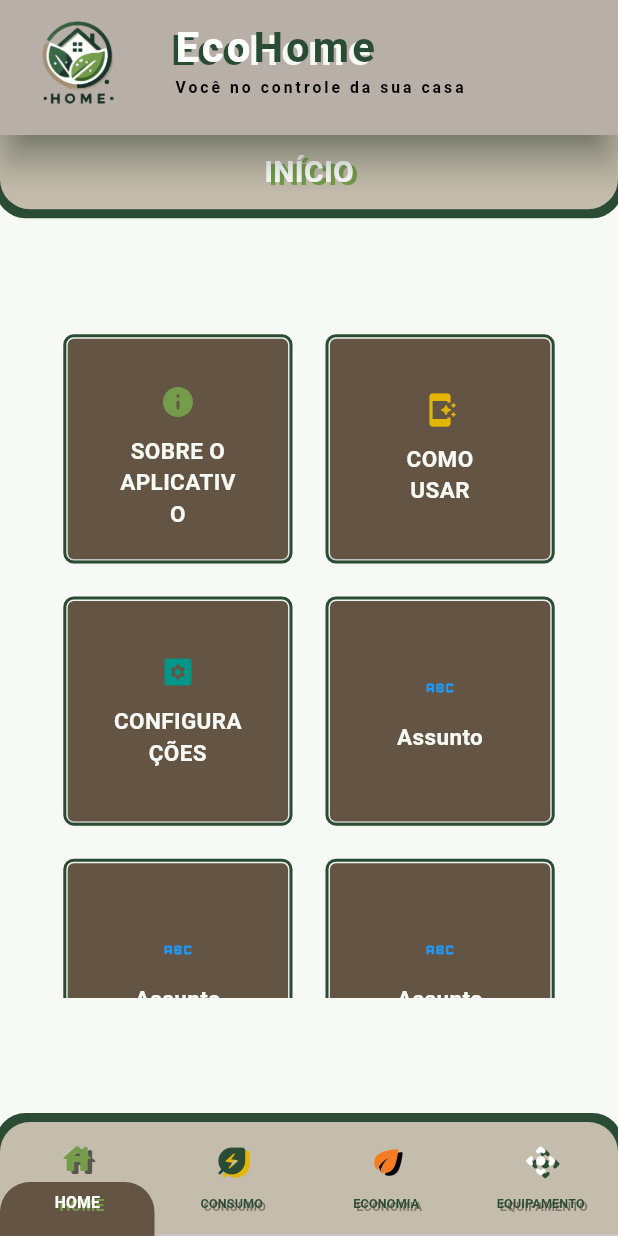
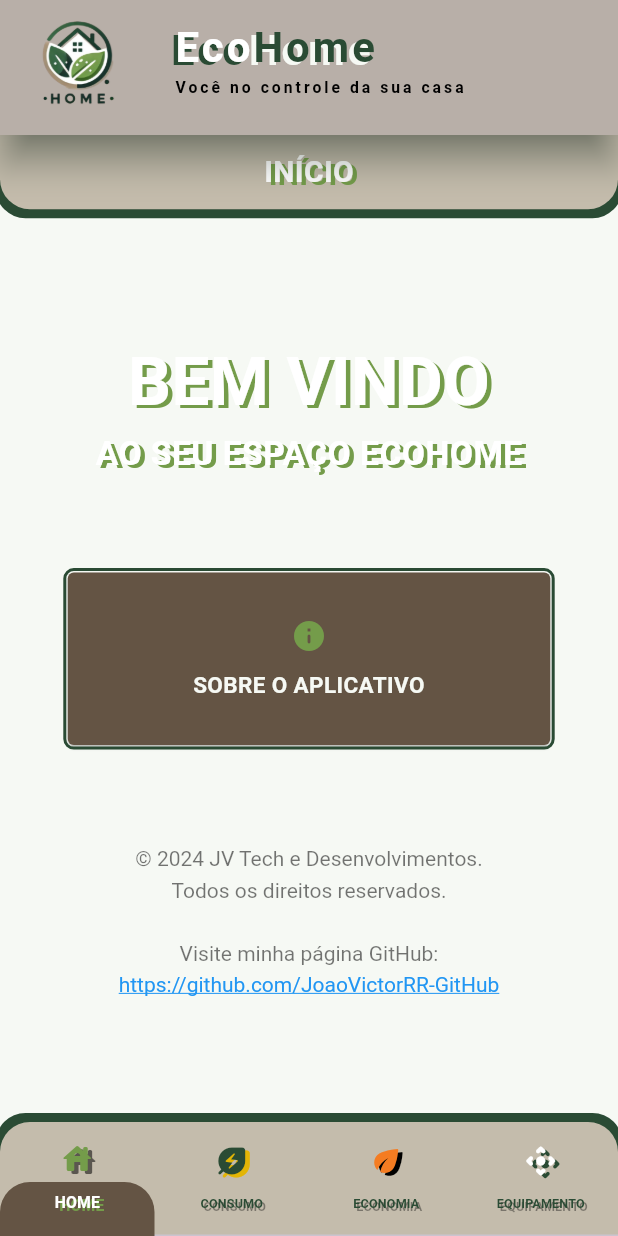
Before and after one commit to JoaoVictorRR-GitHub/EcoHome, a Flutter app: the screen it shows after launch, on a phone screen of 412 x 824 dp. Run offline on Flutter 3.47's test engine with Material 3 defaults, Android fonts, the phone set to English and light mode, and no system bars; our stand-ins replace fl_chart.

Commit message:
Refactor: Reformulação da área da página inicial.

```diff
--- a/lib/pagina_home.dart
+++ b/lib/pagina_home.dart
@@ -1,7 +1,7 @@
 import 'package:flutter/material.dart';
 
+import 'package:eco_home/main.dart';
 import 'Globais/fontes_estilos.dart';
-import 'package:eco_home/main.dart';
 
 
 
@@ -15,14 +15,14 @@ class Topicos {
 }
 
 /// ###### Lista de assuntos da pagina home.
-List<Topicos> listaAssuntos = [
-  Topicos(const MyHomePage(), 'SOBRE O APLICATIVO', const Icon(Icons.info_rounded, color: verdeThemeII)),
-  Topicos(const MyHomePage(), 'COMO USAR',          const Icon(Icons.app_shortcut_rounded, color: amareloTheme)),
-  Topicos(const MyHomePage(), 'CONFIGURAÇÕES',      const Icon(Icons.settings_applications_rounded, color: Colors.teal)),
-  Topicos(const MyHomePage(), 'Assunto', const Icon(Icons.abc_rounded, color: Colors.blue)),
-  Topicos(const MyHomePage(), 'Assunto', const Icon(Icons.abc_rounded, color: Colors.blue)),
-  Topicos(const MyHomePage(), 'Assunto', const Icon(Icons.abc_rounded, color: Colors.blue)),
-];
+// List<Topicos> listaAssuntos = [
+//   Topicos(const MyHomePage(), 'SOBRE O APLICATIVO', const Icon(Icons.info_rounded, color: verdeThemeII)),
+//   Topicos(const MyHomePage(), 'COMO USAR',          const Icon(Icons.app_shortcut_rounded, color: amareloTheme)),
+//   Topicos(const MyHomePage(), 'CONFIGURAÇÕES',      const Icon(Icons.settings_applications_rounded, color: Colors.teal)),
+//   Topicos(const MyHomePage(), 'Assunto', const Icon(Icons.abc_rounded, color: Colors.blue)),
+//   Topicos(const MyHomePage(), 'Assunto', const Icon(Icons.abc_rounded, color: Colors.blue)),
+//   Topicos(const MyHomePage(), 'Assunto', const Icon(Icons.abc_rounded, color: Colors.blue)),
+// ];
 
 
 
@@ -41,7 +41,74 @@ class _AreaHomeState extends State<AreaHome> {
 
   @override
   Widget build(BuildContext context) {
-    return GridView.count(
+    return Column(
+      crossAxisAlignment: CrossAxisAlignment.stretch,
+      mainAxisAlignment: MainAxisAlignment.spaceBetween,
+      children: [
+        RichText(
+          textAlign: TextAlign.center,
+          text: const TextSpan(
+            children: [
+              WidgetSpan(child: Text('BEM VINDO', style: styleTextoSelecionado, textScaler: TextScaler.linear(3))),
+              WidgetSpan(child: Text('AO SEU ESPAÇO ECOHOME', style: styleTextoSelecionado, textScaler: TextScaler.linear(1.5))),
+            ],
+          ),
+        ),
+        InkWell(
+          highlightColor: verdeThemeI,  // Cor quando  o card eh pressionado.
+          customBorder: OutlineInputBorder(borderRadius: BorderRadius.circular(10)),
+          onTap: () {
+            // Redirecionamento para a pagina do topico quando clicado.
+            Navigator.push(context, MaterialPageRoute(builder: (context) => const MyHomePage()));
+          },
+          child: const Card(
+            //elevation: 50,
+            shape: OutlineInputBorder(borderSide: BorderSide(color: verdeThemeI,  strokeAlign: 2, width: 2, style: BorderStyle.solid)),
+            color: kabulTheme,
+            child: Padding(
+              padding: EdgeInsets.all(30),
+              child: Column(
+                mainAxisAlignment: MainAxisAlignment.center,
+                children: [
+                  Icon(Icons.info_rounded, color: verdeThemeII),
+                  Padding(padding: EdgeInsets.only(top: 10)),
+                  Text('SOBRE O APLICATIVO', style: TextStyle(color: fundoColor, fontSize: 15, fontWeight: FontWeight.bold), textAlign: TextAlign.center),
+                ],
+              ),
+            ),
+          ),
+        ),
+        // const Text(
+        //   '© 2024 JV Tech e Desenvolvimentos.\nTodos os direitos reservados.\n\n'
+        //       'Visite minha página GitHub:\nhttps://github.com/JoaoVictorRR-GitHub',
+        //   textAlign: TextAlign.center,
+        //   style: TextStyle(fontSize: 14, color: Colors.black54, height: 1.5),
+        // ),
+        GestureDetector(
+          onTap: () {},  // print("Link clicado!");
+          child: RichText(
+            textAlign: TextAlign.center,
+            text: const TextSpan(
+              style: TextStyle(fontSize: 14, color: Colors.black54, height: 1.5),
+              children: [
+                TextSpan(text: '© 2024 JV Tech e Desenvolvimentos.\nTodos os direitos reservados.\n\n'),
+                TextSpan(text: 'Visite minha página GitHub:\n'),
+                TextSpan(text: 'https://github.com/JoaoVictorRR-GitHub', style: TextStyle(fontSize: 14, color: Colors.blue, decoration: TextDecoration.underline)),
+              ],
+            ),
+          ),
+        ),
+      ],
+    );
+  }
+}
+
+
+
+
+
+/*
+GridView.count(
       shrinkWrap: true,
       crossAxisCount: 2,
       mainAxisSpacing: 20,
@@ -77,5 +144,4 @@ class _AreaHomeState extends State<AreaHome> {
         },
       ),
     );
-  }
-}
+* */
```
